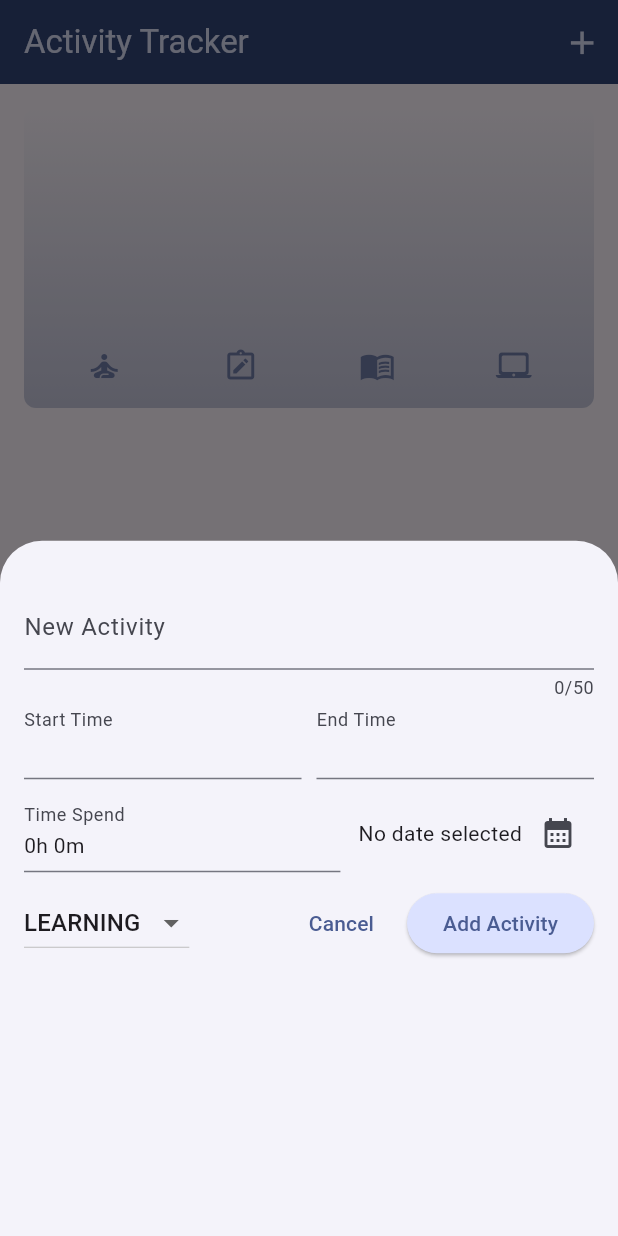
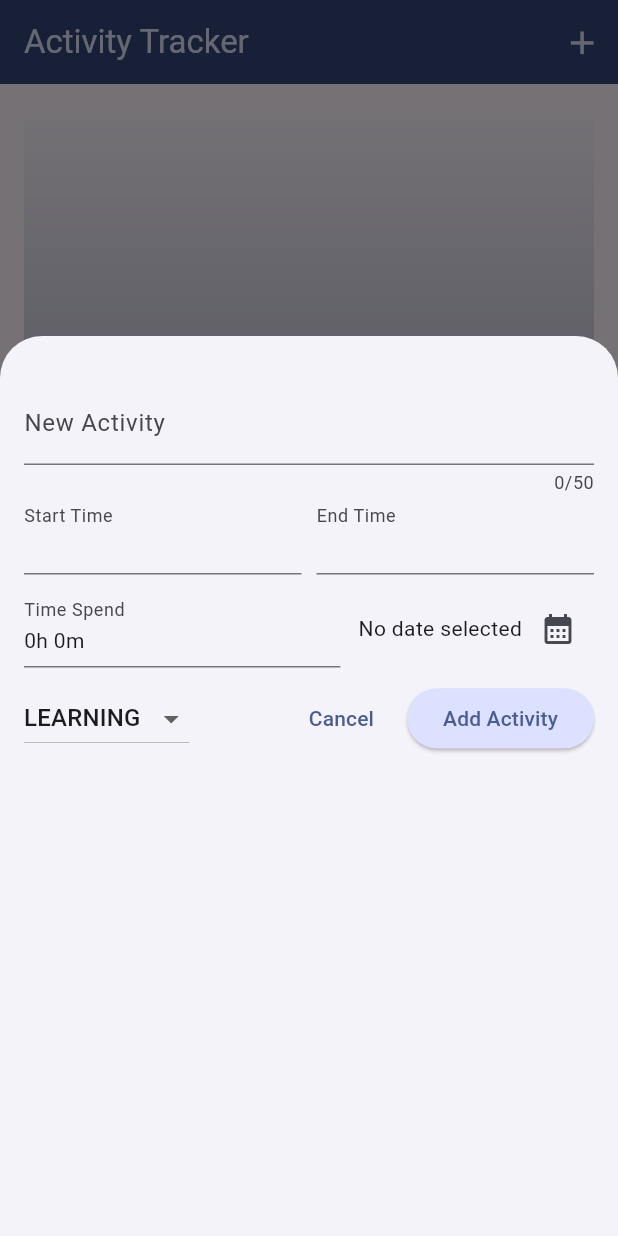
Before and after one commit to Nandhini2406/activity_tracker, a Flutter app: the screen it shows after launch, after a tap on the "add" icon, on a phone screen of 412 x 824 dp. Run offline on Flutter 3.47's test engine with Material 3 defaults, Android fonts, the phone set to English and light mode, and no system bars; our stand-ins replace shared_preferences.

Commit message:
Responsive widgets

```diff
--- /dev/null
+++ b/devtools_options.yaml
@@ -0,0 +1 @@
+extensions:
--- a/lib/activities.dart
+++ b/lib/activities.dart
@@ -1,10 +1,10 @@
 import 'package:flutter/material.dart';
 import 'package:provider/provider.dart';
-import 'package:activity_tracker/model/activity.dart';
-import 'package:activity_tracker/providers/activity_provider.dart';
-import 'package:activity_tracker/widgets/activity_list/activity_list.dart';
-import 'package:activity_tracker/widgets/add_activity.dart';
-import 'package:activity_tracker/widgets/chart/chart.dart';
+import '../model/activity.dart';
+import '../providers/activity_provider.dart';
+import '../widgets/activity_list/activity_list.dart';
+import '../widgets/add_activity.dart';
+import '../widgets/chart/chart.dart';
 
 class Activities extends StatefulWidget {
   const Activities({super.key});
@@ -16,7 +16,8 @@ class Activities extends StatefulWidget {
 class _ActivitiesState extends State<Activities> {
   void addActivityModal() {
     showModalBottomSheet(
-      // isScrollControlled: true, // shows full screen modal
+      useSafeArea: true,
+      isScrollControlled: true, // shows full screen modal
       context: context,
       builder: (ctx) => const AddActivity(),
     );
@@ -39,7 +40,7 @@ class _ActivitiesState extends State<Activities> {
       ),
       duration: const Duration(seconds: 5),
       action: SnackBarAction(
-        label: 'Undo',    //undo delete action
+        label: 'Undo', //undo delete action
         onPressed: () {
           if (lastDeletedActivity != null) {
             // Add the activity back to the list
@@ -52,7 +53,8 @@ class _ActivitiesState extends State<Activities> {
 
   @override
   Widget build(BuildContext context) {
-
+    final width = MediaQuery.of(context).size.width;
+    // final height = MediaQuery.of(context).size.height;
     final providerActivity = Provider.of<ActivityProvider>(context);
 
     Widget mainContent = const Center(
@@ -84,9 +86,20 @@ class _ActivitiesState extends State<Activities> {
           ),
         ],
       ),
-      body: Column(
+      body: width < 600
+          ? Column(
               children: [
                 Chart(activities: providerActivity.dailyActivities),
+                Expanded(
+                  child: mainContent,
+                )
+              ],
+            )
+          : Row(
+              children: [
+                Expanded(
+                  child: Chart(activities: providerActivity.dailyActivities),
+                ),
                 Expanded(
                   child: mainContent,
                 )
--- a/lib/main.dart
+++ b/lib/main.dart
@@ -1,15 +1,21 @@
 import 'package:flutter/material.dart';
+import 'package:flutter/services.dart';
 import 'package:provider/provider.dart';
-import 'package:activity_tracker/activities.dart';
-import 'package:activity_tracker/providers/activity_provider.dart';
+import '../activities.dart';
+import '../providers/activity_provider.dart';
 
 void main() {
+  WidgetsFlutterBinding.ensureInitialized();
+  // SystemChrome.setPreferredOrientations([
+  //   DeviceOrientation.portraitUp,
+  // ]).then((fn) {
     runApp(
       ChangeNotifierProvider(
         create: (context) => ActivityProvider(),
         child: const MyApp(),
       ),
     );
+  // });
 }
 
 var kColorScheme = ColorScheme.fromSeed(
--- a/lib/providers/activity_provider.dart
+++ b/lib/providers/activity_provider.dart
@@ -1,7 +1,7 @@
 import 'dart:convert';
 import 'package:flutter/material.dart';
-import 'package:activity_tracker/model/activity.dart';
 import 'package:shared_preferences/shared_preferences.dart';
+import '../model/activity.dart';
 
 class ActivityProvider extends ChangeNotifier {
   List<Activity> _dailyActivities = [];
--- a/lib/widgets/activity_list/activity_item.dart
+++ b/lib/widgets/activity_list/activity_item.dart
@@ -1,5 +1,5 @@
 import 'package:flutter/material.dart';
-import 'package:activity_tracker/model/activity.dart';
+import '../../model/activity.dart';
 
 class ActivityItem extends StatelessWidget {
   const ActivityItem(
--- a/lib/widgets/activity_list/activity_list.dart
+++ b/lib/widgets/activity_list/activity_list.dart
@@ -1,8 +1,8 @@
 import 'package:flutter/material.dart';
 import 'package:provider/provider.dart';
-import 'package:activity_tracker/model/activity.dart';
-import 'package:activity_tracker/providers/activity_provider.dart';
-import 'package:activity_tracker/widgets/activity_list/activity_item.dart';
+import '../../model/activity.dart';
+import '../../providers/activity_provider.dart';
+import '../../widgets/activity_list/activity_item.dart';
 
 class ActivityList extends StatelessWidget {
   const ActivityList({
--- a/lib/widgets/add_activity.dart
+++ b/lib/widgets/add_activity.dart
@@ -1,7 +1,9 @@
+import 'dart:io';
+import 'package:flutter/cupertino.dart';
 import 'package:flutter/material.dart';
-import 'package:activity_tracker/model/activity.dart';
-import 'package:activity_tracker/providers/activity_provider.dart';
 import 'package:provider/provider.dart';
+import '../model/activity.dart';
+import '../providers/activity_provider.dart';
 
 class AddActivity extends StatefulWidget {
   const AddActivity({super.key});
@@ -82,7 +84,24 @@ class _AddActivityState extends State<AddActivity> {
     });
   }
 
-  void showInvalidAlert() {
+  void _showInvalidAlert() {
+    if (Platform.isIOS) {
+      showCupertinoDialog(
+        context: context,
+        builder: (ctx) => CupertinoAlertDialog(
+          title: const Text('Invalid input'),
+          content: const Text('Enter the valid data in the input field'),
+          actions: [
+            TextButton(
+              onPressed: () {
+                Navigator.pop(ctx);
+              },
+              child: const Text('Okay'),
+            )
+          ],
+        ),
+      );
+    } else {
       showDialog(
         context: context,
         builder: (ctx) => AlertDialog(
@@ -99,6 +118,7 @@ class _AddActivityState extends State<AddActivity> {
         ),
       );
     }
+  }
 
   void onAddActivity() {
     final activityProvider =
@@ -109,7 +129,7 @@ class _AddActivityState extends State<AddActivity> {
     if (_enteredActivity.text.trim().isEmpty ||
         totalTime ||
         _selectedDate == null) {
-      showInvalidAlert;
+      _showInvalidAlert();
       return;
     }
 
@@ -132,10 +152,34 @@ class _AddActivityState extends State<AddActivity> {
 
   @override
   Widget build(BuildContext context) {
-    return Padding(
-      padding: const EdgeInsets.fromLTRB(16, 30, 16, 16),
+    final keybroadSpace = MediaQuery.of(context).viewInsets.bottom;
+
+    return LayoutBuilder(builder: (ctx, constraints) {
+      final width = constraints.maxWidth;
+      return SizedBox(
+        height: 600,
+        child: SingleChildScrollView(
+          child: Padding(
+            padding: EdgeInsets.fromLTRB(16, 30, 16, keybroadSpace + 16),
             child: Column(
               children: [
+                if (width >= 600)
+                  Row(
+                    mainAxisAlignment: MainAxisAlignment.start,
+                    children: [
+                      Expanded(
+                        child: TextField(
+                          controller: _enteredActivity,
+                          maxLength: 50,
+                          decoration: const InputDecoration(
+                            labelText: 'New Activity',
+                          ),
+                        ),
+                      ),
+                      SizedBox(width: width / 3),
+                    ],
+                  )
+                else
                   TextField(
                     controller: _enteredActivity,
                     maxLength: 50,
@@ -215,45 +259,6 @@ class _AddActivityState extends State<AddActivity> {
                   ],
                 ),
                 const SizedBox(height: 10),
-          // Row(
-          //   children: [
-          //     Expanded(
-          //       child: TextField(
-          //         controller: _enteredStartTime,
-          //         keyboardType: TextInputType.datetime,
-          //         decoration: const InputDecoration(
-          //           labelText: 'Start Time',
-          //         ),
-          //       ),
-          //     ),
-          //     const SizedBox(width: 10),
-          //     Expanded(
-          //       child: TextField(
-          //         controller: _enteredEndTime,
-          //         keyboardType: TextInputType.datetime,
-          //         decoration: const InputDecoration(
-          //           labelText: 'End Time',
-          //         ),
-          //       ),
-          //     ),
-          //   ],
-          // ),
-          // // const SizedBox(height: 10),
-          // Row(
-          //   children: [
-          //     Expanded(
-          //       child: TextField(
-          //         controller: _enteredTimeSpend,
-          //         keyboardType: TextInputType.datetime,
-          //         decoration: const InputDecoration(
-          //           labelText: 'Time Spend',
-          //         ),
-          //       ),
-          //     ),
-          //     //Datepicker to select date
-          //   ],
-          // ),
-          // const SizedBox(height: 10),
                 Row(
                   mainAxisAlignment: MainAxisAlignment.start,
                   children: [
@@ -295,137 +300,9 @@ class _AddActivityState extends State<AddActivity> {
                 )
               ],
             ),
+          ),
+        ),
       );
+    });
   }
 }
-// class _AddActivityState extends State<AddActivity> {
-//   final _enteredActivity = TextEditingController();
-//   var _enteredStartTime = TextEditingController();
-//   final _enteredEndTime = TextEditingController();
-//   final _enteredTimeSpend = TextEditingController();
-//   TimeOfDay? _selectedStartTime;
-//   TimeOfDay? _selectedEndTime;
-//   Duration? _timeSpent;
-//   @override
-//   void dispose() {
-//     super.dispose();
-//     _enteredActivity.dispose();
-//     _enteredStartTime.dispose();
-//     _enteredEndTime.dispose();
-//     _enteredTimeSpend.dispose();
-//   }
-//   @override
-//   Widget build(BuildContext context) {
-//     return Padding(
-//       padding: const EdgeInsets.all(16),
-//       child: Column(
-//         children: [
-//           TextField(
-//             controller: _enteredActivity,
-//             maxLength: 50,
-//             decoration: const InputDecoration(
-//               labelText: 'New Activity',
-//             ),
-//           ),
-//           const SizedBox(height: 10),
-//           Row(
-//             children: [
-//               Expanded(
-//                 child: TextField(
-//                   controller: _enteredStartTime,
-//                   onTap: () async {
-//                     TimeOfDay? pickedTime = await showTimePicker(
-//                       context: context,
-//                       initialTime: TimeOfDay.now(),
-//                     );
-//                     if (pickedTime != null) {
-//                       setState(() {
-//                         _enteredStartTime = TimeOfDay(
-//                             hour: pickedTime.hour,
-//                             minute: pickedTime.minute) as TextEditingController;
-//                       });
-//                     }
-//                     // if (pickedTime != null) {
-//                     //   setState(() {
-//                     //     _selectedStartTime = DateTime(
-//                     //       DateTime.now().year,
-//                     //       DateTime.now().month,
-//                     //       DateTime.now().day,
-//                     //       pickedTime.hour,
-//                     //       pickedTime.minute,
-//                     //     );
-//                     //     _enteredStartTime =
-//                     //         _selectedEndTime as TextEditingController;
-//                     //   });
-//                     // }
-//                   },
-//                   decoration: const InputDecoration(
-//                     labelText: 'Start Time',
-//                   ),
-//                 ),
-//               ),
-//               const SizedBox(width: 10),
-//               Expanded(
-//                 child: TextField(
-//                   // controller: _enteredEndTime,
-//                   onTap: () async {
-//                     TimeOfDay? pickedTime = await showTimePicker(
-//                       context: context,
-//                       initialTime: TimeOfDay.now(),
-//                     );
-//                     if (pickedTime != null) {
-//                       setState(() {
-//                         _selectedEndTime = TimeOfDay(
-//                             hour: pickedTime.hour, minute: pickedTime.minute);
-//                       });
-//                     }
-//                   },
-//                   decoration: const InputDecoration(
-//                     labelText: 'End Time',
-//                   ),
-//                 ),
-//               ),
-//             ],
-//           ),
-//           // const SizedBox(height: 10),
-//           Row(
-//             children: [
-//               Expanded(
-//                 child: TextField(
-//                   controller: _enteredTimeSpend,
-//                   readOnly: true,
-//                   decoration: const InputDecoration(
-//                     labelText: 'Time Spend',
-//                     suffixIcon: Icon(Icons.access_time),
-//                   ),
-//                 ),
-//               ),
-//               //Datepicker to select date
-//             ],
-//           ),
-//           const SizedBox(height: 10),
-//           Row(
-//             children: [
-//               ElevatedButton(
-//                 onPressed: () {
-//                   Navigator.pop(context);
-//                 },
-//                 child: const Text('Cancel'),
-//               ),
-//               const SizedBox(width: 5),
-//               ElevatedButton(
-//                 onPressed: () {
-//                   print(_enteredActivity.text);
-//                   print(_selectedStartTime);
-//                   print(_selectedEndTime);
-//                   print(_timeSpent);
-//                 },
-//                 child: const Text('Add Activity'),
-//               ),
-//             ],
-//           )
-//         ],
-//       ),
-//     );
-//   }
-// }
--- a/lib/widgets/chart/chart.dart
+++ b/lib/widgets/chart/chart.dart
@@ -1,6 +1,6 @@
 import 'package:flutter/material.dart';
-import 'package:activity_tracker/model/activity.dart';
-import 'package:activity_tracker/widgets/chart/chart_bar.dart';
+import '../../model/activity.dart';
+import '../../widgets/chart/chart_bar.dart';
 
 class Chart extends StatelessWidget {
   const Chart({super.key, required this.activities});
@@ -16,7 +16,8 @@ class Chart extends StatelessWidget {
     ];
   }
 
-  double get maxTotalTime { //Total time spent in all activity
+  double get maxTotalTime {
+    //Total time spent in all activity
     double maxTotalTime = 0;
 
     for (final bucket in buckets) {
@@ -29,8 +30,9 @@ class Chart extends StatelessWidget {
 
   @override
   Widget build(BuildContext context) {
-    final isDarkMode =  // revisit this section for this
+    final isDarkMode = // revisit this section for this
         MediaQuery.of(context).platformBrightness == Brightness.dark;
+    final height = MediaQuery.of(context).size.height;
 
     return Container(
       margin: const EdgeInsets.all(16),
@@ -39,7 +41,7 @@ class Chart extends StatelessWidget {
         horizontal: 8,
       ),
       width: double.infinity,
-      height: 200,
+      height: height / 4,
       decoration: BoxDecoration(
         borderRadius: BorderRadius.circular(8),
         gradient: LinearGradient(
```
Lines whose indentation alone changed are shown as unchanged.
